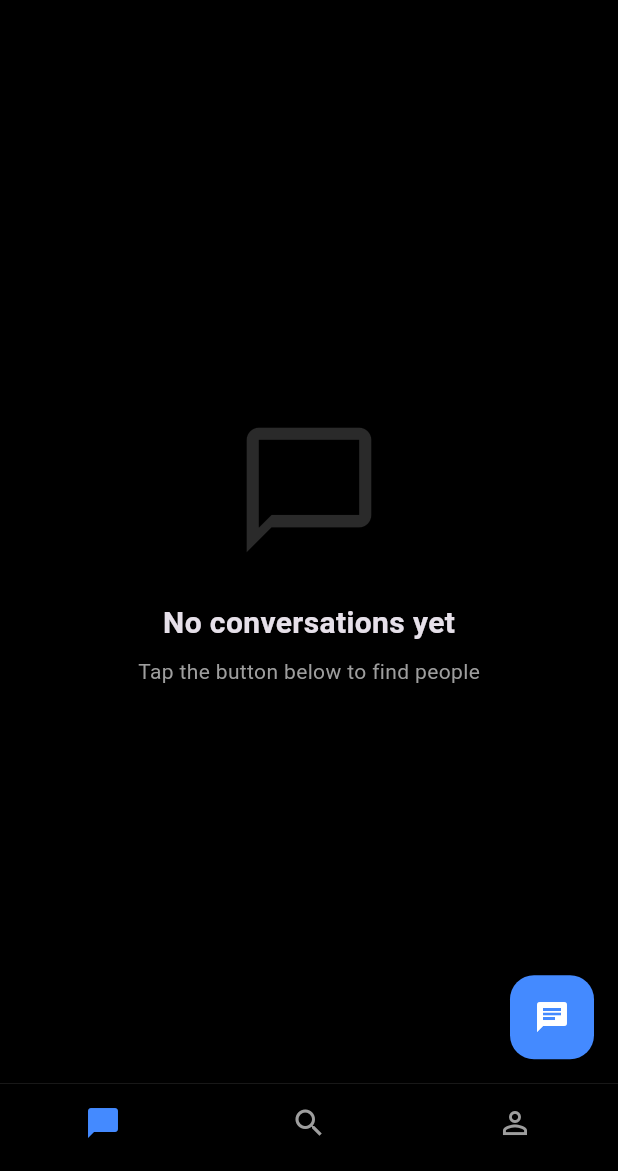
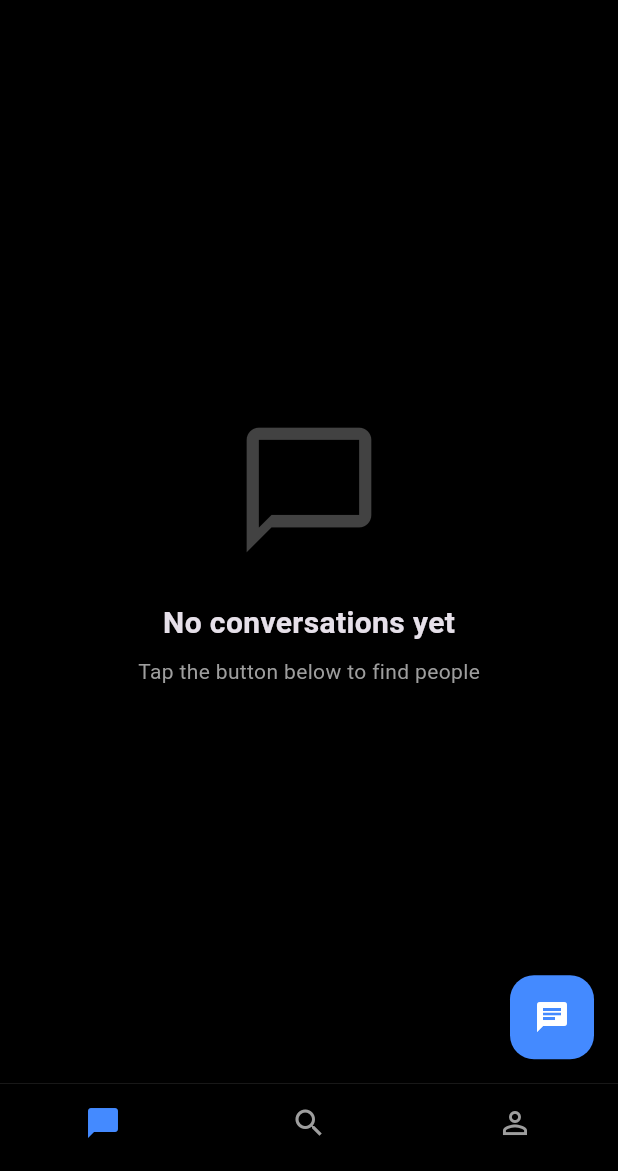
Before and after one commit to kskreddy2k7/sambhasha_app, a Flutter app: the screen it shows once a user with an empty profile is signed in, on a phone screen of 412 x 824 dp, the part 65-1236 px from its top. Run offline on Flutter 3.47's test engine with Material 3 defaults, Android fonts, the phone set to English and light mode, and no system bars; our stand-ins replace cached_network_image, cloud_firestore, firebase_auth, firebase_core, firebase_messaging, firebase_storage and 5 more; missing offline and left inert: flutter_webrtc; accounts and stored records are empty.

Commit message:
Address code review: fix color consistency, implement real speakerphone toggle
Agent-Logs-Url: https://github.com/kskreddy2k7/sambhasha_app/sessions/87eca2d6-649d-49b6-9559-4fa4885e0b76

Co-authored-by: kskreddy2k7 <238938005+kskreddy2k7@users.noreply.github.com>

```diff
--- a/lib/screens/home/home_screen.dart
+++ b/lib/screens/home/home_screen.dart
@@ -223,7 +223,7 @@ class HomeScreen extends StatelessWidget {
         mainAxisAlignment: MainAxisAlignment.center,
         children: [
           Icon(Icons.chat_bubble_outline,
-              size: 100, color: Color(0xFF2A2A2A)),
+              size: 100, color: Colors.grey[800]),
           SizedBox(height: 24),
           Text('No conversations yet',
               style: TextStyle(
```
Also changed, not shown: lib/screens/call/call_screen.dart (+9 -1 lines).
